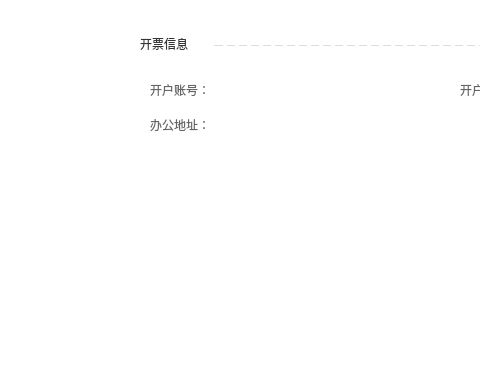
Old version of the form src/ZcloudEntCenter/EntCenterInfoWidget.ui in the repository gispda/ZcloudDesk; both pictures show x 0 to 480 and y 230 to 620 of the 750 by 620 pixel window.
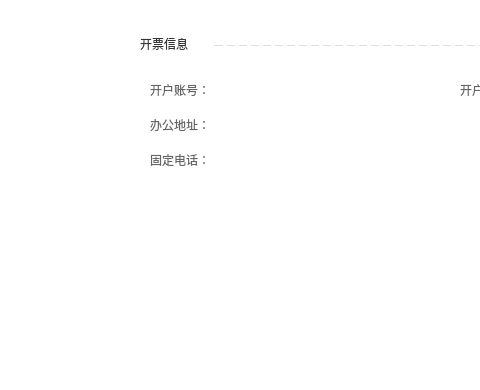
New version of the form. Icons and pictures are not drawn.

Diff of the .ui file:
```diff
--- a/src/ZcloudEntCenter/EntCenterInfoWidget.ui
+++ b/src/ZcloudEntCenter/EntCenterInfoWidget.ui
@@ -1111,6 +1111,42 @@
      <string/>
     </property>
    </widget>
+   <widget class="QLabel" name="label_19">
+    <property name="geometry">
+     <rect>
+      <x>10</x>
+      <y>80</y>
+      <width>68</width>
+      <height>16</height>
+     </rect>
+    </property>
+    <property name="sizePolicy">
+     <sizepolicy hsizetype="Fixed" vsizetype="Fixed">
+      <horstretch>0</horstretch>
+      <verstretch>0</verstretch>
+     </sizepolicy>
+    </property>
+    <property name="minimumSize">
+     <size>
+      <width>68</width>
+      <height>16</height>
+     </size>
+    </property>
+    <property name="maximumSize">
+     <size>
+      <width>68</width>
+      <height>16</height>
+     </size>
+    </property>
+    <property name="styleSheet">
+     <string notr="true">font: 14px &quot;微软雅黑&quot;;
+color: rgb(102,102,102);
+border-bottom:0px;</string>
+    </property>
+    <property name="text">
+     <string>固定电话：</string>
+    </property>
+   </widget>
   </widget>
  </widget>
  <layoutdefault spacing="6" margin="11"/>
```
